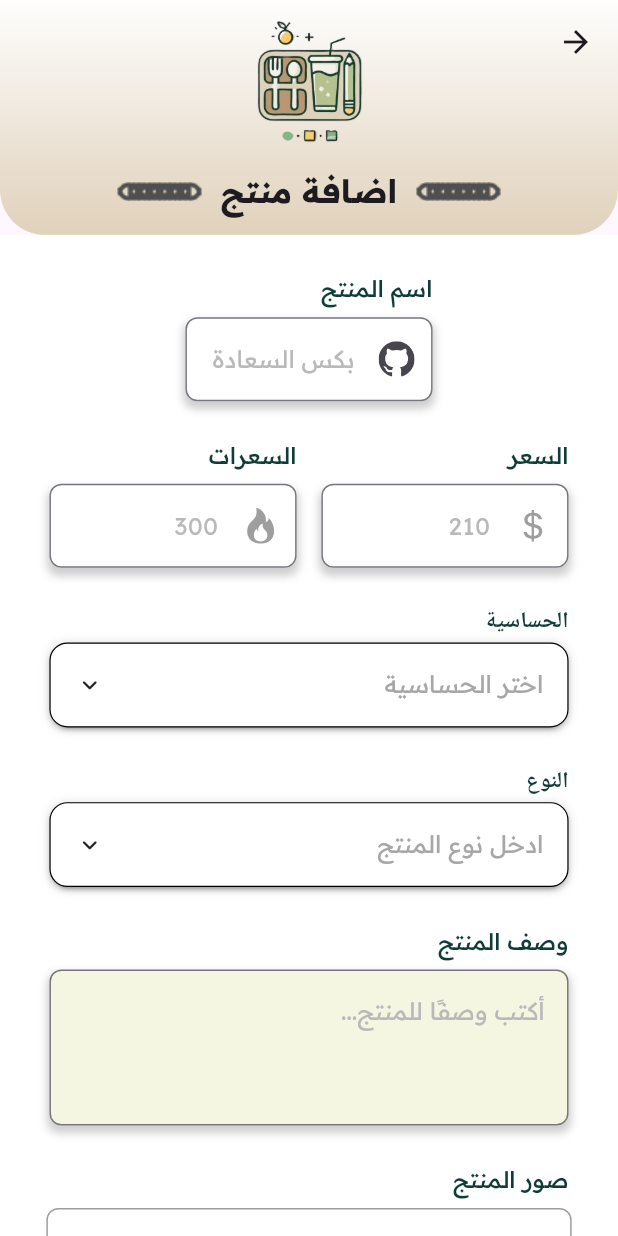
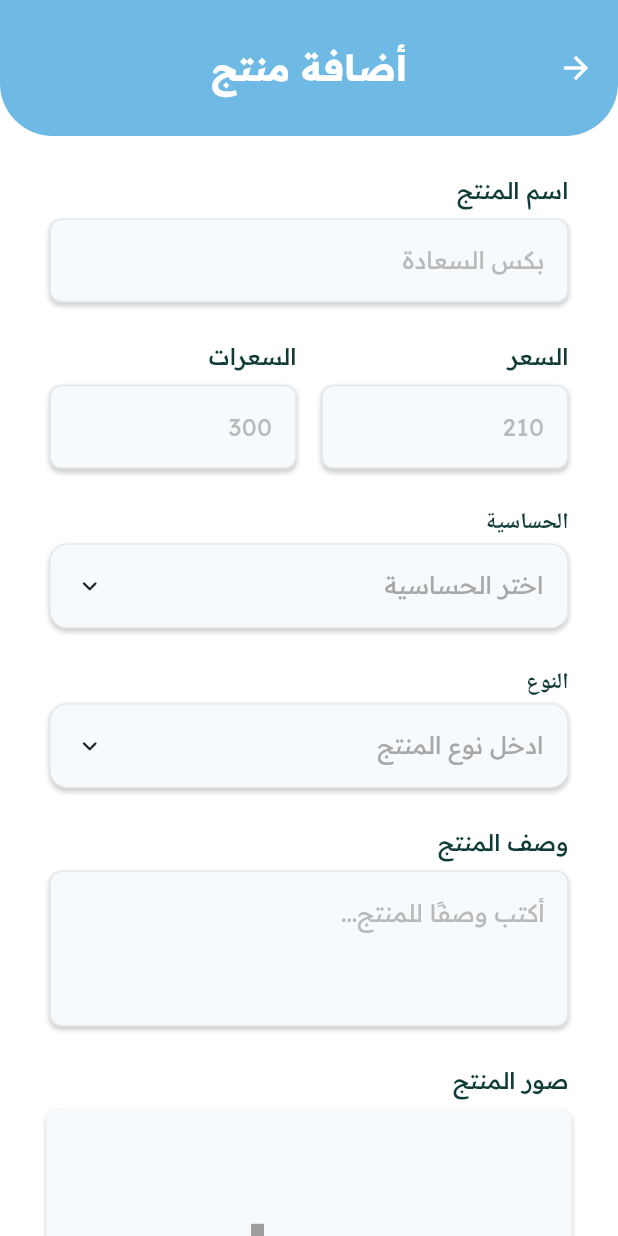
Before and after one commit to Basel-75/FUSHTI, a Flutter app: the AddProductScreen screen opened directly, on a phone screen of 412 x 824 dp. Run offline on Flutter 3.47's test engine with Material 3 defaults, Android fonts, the phone set to English and light mode, and no system bars; drawn by our look-alikes of animated_custom_dropdown; our stand-ins replace bloc, carousel_slider, connectivity_plus, custom_radio_grouped_button, dio, dotted_line and 21 more; missing offline and left inert: add_to_cart_animation, barcode_scan2, onesignal_flutter; accounts and stored records are empty; statements that could not run were skipped.

Commit message:
editing Emp ui Done.

```diff
--- a/apps/employee_app/lib/main.dart
+++ b/apps/employee_app/lib/main.dart
@@ -6,6 +6,7 @@ import 'package:employee_app/screen/order/order_screen.dart';
 import 'package:employee_app/screen/statistics/statistics_screen.dart';
 import 'package:employee_app/screen/storage/storage_product_screen.dart';
 import 'package:flutter/material.dart';
+import 'package:flutter/rendering.dart';
 
 import 'package:get_all_pkg/data/emp_setup.dart';
 import 'package:get_all_pkg/data/model/app_model.dart';
@@ -27,6 +28,7 @@ void main() async {
   OneSignal.initialize(dotenv.env["onesignal_app_key"]!);
 
   OneSignal.Notifications.requestPermission(true);
+  // debugPaintSizeEnabled = true;
   runApp(const MyApp());
 }
 
@@ -44,7 +46,7 @@ class MyApp extends StatelessWidget {
                     scaffoldBackgroundColor: Colors.white,
                     elevatedButtonTheme: ElevatedButtonThemeData(
                         style: ElevatedButton.styleFrom(
-                            backgroundColor: const Color(0xffBA9773)))),
+                            backgroundColor: const Color(0xffFEC87F)))),
                 home: BottomNavigatorScreen(),
               ),
             ));
--- a/apps/employee_app/lib/screen/bottomnavigator/bottom_navigator_screen.dart
+++ b/apps/employee_app/lib/screen/bottomnavigator/bottom_navigator_screen.dart
@@ -58,6 +58,7 @@ class BottomNavigatorScreen extends StatelessWidget {
           floatingActionButtonLocation:
               FloatingActionButtonLocation.miniCenterDocked,
           floatingActionButton: FloatingActionButton(
+            shape: const CircleBorder(),
             heroTag: "navFloat",
             backgroundColor: const Color(0xffFDCB6A),
             tooltip: 'add Saving',
--- a/apps/employee_app/lib/screen/home/home_screen.dart
+++ b/apps/employee_app/lib/screen/home/home_screen.dart
@@ -41,7 +41,8 @@ class HomeScreen extends StatelessWidget {
               floatingActionButtonLocation:
                   FloatingActionButtonLocation.startFloat,
               floatingActionButton: FloatingActionButton(
-                backgroundColor: const Color(0xffFDCB6A),
+                shape: const CircleBorder(),
+                backgroundColor: const Color(0xffC9E7E7),
                 tooltip: 'add Saving',
                 onPressed: () {
                   Navigator.of(context)
--- a/apps/employee_app/lib/screen/product/add_product/add_product_screen.dart
+++ b/apps/employee_app/lib/screen/product/add_product/add_product_screen.dart
@@ -44,15 +44,30 @@ class AddProductScreen extends StatelessWidget {
             child: Form(
               key: formKey,
               child: Scaffold(
-                appBar: PreferredSize(
-                  preferredSize: Size.fromHeight(19.h),
-                  child: AppBar(
-                    flexibleSpace: EmployeeHeader(
-                      isTitle: true,
-                      title: 'اضافة منتج',
-                      textSize: 19.sp,
+                appBar: AppBar(
+                  backgroundColor: Colors.transparent,
+                  iconTheme: const IconThemeData(
+                    color: Colors.white, //change your color here
+                  ),
+                  title: Text(
+                    'أضافة منتج',
+                    style: TextStyle(
+                        fontSize: 20.sp,
+                        fontWeight: FontWeight.bold,
+                        color: Colors.white),
+                  ),
+                  centerTitle: true,
+                  flexibleSpace: Container(
+                    height: 13.h,
+                    decoration: const BoxDecoration(
+                      color: Color(0xff6FBAE5),
+                      borderRadius: BorderRadius.only(
+                        bottomLeft: Radius.circular(35),
+                        bottomRight: Radius.circular(35),
+                      ),
                     ),
                   ),
+                  toolbarHeight: 11.h,
                 ),
                 body: SingleChildScrollView(
                   child: Column(
@@ -61,10 +76,11 @@ class AddProductScreen extends StatelessWidget {
                         height: 3.h,
                       ),
                       CustomTextFormFelid(
+                          backgroundColor: const Color(0xffF6FAFD),
                           controller: cubit.foodNameController,
                           iconText: const Icon(Bootstrap.github),
                           keyboardType: TextInputType.text,
-                          width: 40.w,
+                          width: 85.w,
                           paddingRightSide: 8.w,
                           paddingLeftSide: 8.w,
                           hintText: 'بكس السعادة',
@@ -72,19 +88,9 @@ class AddProductScreen extends StatelessWidget {
                           label: 'اسم المنتج',
                           validator: (value) {
                             if (value == null || value.isEmpty) {
-                              ScaffoldMessenger.of(context)
-                                  .showSnackBar(const SnackBar(
-                                content: Text('ارجوا منك أضافة اسم المنتج'),
-                                backgroundColor: Colors.red,
-                              ));
                               return "لابد وضع اسم المنتج";
                             } else if (RegExp(r'[0-9]').hasMatch(value)) {
-                              ScaffoldMessenger.of(context)
-                                  .showSnackBar(const SnackBar(
-                                content: Text('الاسم لا يحتوي على أرقام'),
-                                backgroundColor: Colors.red,
-                              ));
-                              return "بدون أرقام";
+                              return 'الاسم لا يحتوي على أرقام';
                             }
                             return null;
                           }),
@@ -95,6 +101,7 @@ class AddProductScreen extends StatelessWidget {
                         mainAxisAlignment: MainAxisAlignment.spaceBetween,
                         children: [
                           CustomTextFormFelid(
+                              backgroundColor: const Color(0xffF6FAFD),
                               controller: cubit.priceController,
                               keyboardType: TextInputType.number,
                               iconText: const Icon(
@@ -111,16 +118,12 @@ class AddProductScreen extends StatelessWidget {
                               label: 'السعر',
                               validator: (value) {
                                 if (value == null || value.isEmpty) {
-                                  ScaffoldMessenger.of(context)
-                                      .showSnackBar(const SnackBar(
-                                    content: Text('ارجوا منك أضافة السعر'),
-                                    backgroundColor: Colors.red,
-                                  ));
                                   return "يجب أضافة السعر";
                                 }
                                 return null;
                               }),
                           CustomTextFormFelid(
+                              backgroundColor: const Color(0xffF6FAFD),
                               controller: cubit.calController,
                               keyboardType: TextInputType.number,
                               iconText: const Icon(
@@ -136,11 +139,6 @@ class AddProductScreen extends StatelessWidget {
                               label: 'السعرات',
                               validator: (value) {
                                 if (value == null || value.isEmpty) {
-                                  ScaffoldMessenger.of(context)
-                                      .showSnackBar(const SnackBar(
-                                    content: Text('يجب كتابة السعرات'),
-                                    backgroundColor: Colors.red,
-                                  ));
                                   return "يجب كتابة السعرات";
                                 }
                                 return null;
@@ -150,7 +148,8 @@ class AddProductScreen extends StatelessWidget {
                       SizedBox(
                         height: 3.h,
                       ),
-                      CustomMultiSelect(
+                      CustomMultiSelects(
+                        backgroundColor: const Color(0xffF6FAFD),
                         label: 'الحساسية',
                         hintText: 'اختر الحساسية',
                         items: cubit.allergy,
@@ -163,6 +162,7 @@ class AddProductScreen extends StatelessWidget {
                         height: 3.h,
                       ),
                       CustomSelect(
+                        backgroundColor: const Color(0xffF6FAFD),
                         label: 'النوع',
                         hintText: 'ادخل نوع المنتج',
                         items: const [
@@ -176,13 +176,9 @@ class AddProductScreen extends StatelessWidget {
                         height: 3.h,
                       ),
                       CustomTextArea(
+                        backgroundColor: const Color(0xffF6FAFD),
                         validator: (value) {
                           if (value == null || value.isEmpty) {
-                            ScaffoldMessenger.of(context)
-                                .showSnackBar(const SnackBar(
-                              content: Text('ارجوا منك أضافة وصف المنتج'),
-                              backgroundColor: Colors.red,
-                            ));
                             return "يجب كتابة وصف المنتج";
                           }
                           return null;
@@ -217,8 +213,16 @@ class AddProductScreen extends StatelessWidget {
                               width: 85.w,
                               height: 30.h,
                               decoration: BoxDecoration(
-                                border: Border.all(color: Colors.grey),
-                                borderRadius: BorderRadius.circular(8.0),
+                                color: const Color(0xffF6FAFD),
+                                boxShadow: [
+                                  BoxShadow(
+                                    color: Colors.grey.withOpacity(0.5),
+                                    spreadRadius: 0.2,
+                                    blurRadius: 2,
+                                    offset: const Offset(0, 2),
+                                  ),
+                                ],
+                                borderRadius: BorderRadius.circular(8),
                               ),
                               child: cubit.selectedImage == null
                                   ? Center(
--- a/apps/employee_app/lib/widget/container/card_feedback.dart
+++ b/apps/employee_app/lib/widget/container/card_feedback.dart
@@ -34,7 +34,7 @@ class CartFeedBack extends StatelessWidget {
         child: ListTile(
           leading: CircleAvatar(
             radius: 2.8.h,
-            backgroundColor: Colors.green[200],
+            backgroundColor: const Color(0xffC8E5F5),
             child: Image.asset(image),
           ),
           title: Text(
--- a/apps/employee_app/lib/widget/dropDownList/custom_multi_select.dart
+++ b/apps/employee_app/lib/widget/dropDownList/custom_multi_select.dart
@@ -2,16 +2,18 @@ import 'package:employee_app/component/drop_down_item.dart';
 import 'package:flutter/material.dart';
 import 'package:get_all_pkg/get_all_pkg.dart';
 
-class CustomMultiSelect extends StatelessWidget {
+class CustomMultiSelects extends StatelessWidget {
   final List<DropDownItem>? items;
   final dynamic Function(List<DropDownItem>)? onListChanged;
   final String label, hintText;
-  const CustomMultiSelect({
+  final Color? backgroundColor;
+  const CustomMultiSelects({
     super.key,
     this.items,
     this.onListChanged,
     required this.label,
     required this.hintText,
+    this.backgroundColor,
   });
 
   @override
@@ -37,9 +39,18 @@ class CustomMultiSelect extends StatelessWidget {
             CustomDropdown<DropDownItem>.multiSelectSearch(
                 itemsListPadding: EdgeInsets.symmetric(horizontal: 8.w),
                 decoration: CustomDropdownDecoration(
-                    closedFillColor: Colors.white, //Color(0xfff4f4f4),
-                    closedBorder: Border.all(width: 0.8),
-                    closedShadow: kElevationToShadow[2]),
+                  closedFillColor: backgroundColor ?? Colors.white,
+                  closedBorder: Border.all(
+                      width: 0.8, color: Colors.grey.withOpacity(0.2)),
+                  closedShadow: [
+                    BoxShadow(
+                      color: Colors.grey.withOpacity(0.5),
+                      spreadRadius: 0.2,
+                      blurRadius: 2,
+                      offset: const Offset(0, 2),
+                    ),
+                  ],
+                ),
                 hintText: hintText,
                 items: items,
                 onListChanged: onListChanged),
--- a/apps/employee_app/lib/widget/dropDownList/custom_select.dart
+++ b/apps/employee_app/lib/widget/dropDownList/custom_select.dart
@@ -41,9 +41,18 @@ class CustomSelect extends StatelessWidget {
                 validator: validator,
                 itemsListPadding: EdgeInsets.symmetric(horizontal: 8.w),
                 decoration: CustomDropdownDecoration(
-                    closedFillColor: backgroundColor ?? Colors.white,
-                    closedBorder: Border.all(width: 0.8),
-                    closedShadow: kElevationToShadow[2]),
+                  closedFillColor: backgroundColor ?? Colors.white,
+                  closedBorder: Border.all(
+                      width: 0.8, color: Colors.grey.withOpacity(0.2)),
+                  closedShadow: [
+                    BoxShadow(
+                      color: Colors.grey.withOpacity(0.5),
+                      spreadRadius: 0.2,
+                      blurRadius: 2,
+                      offset: const Offset(0, 2),
+                    ),
+                  ],
+                ),
                 hintText: hintText,
                 items: items,
                 excludeSelected: false,
--- a/apps/employee_app/lib/widget/dropDownList/custome_multi_select.dart
+++ b/apps/employee_app/lib/widget/dropDownList/custome_multi_select.dart
@@ -35,7 +35,6 @@ class CustomMultiSelect extends StatelessWidget {
               height: 0.5.h,
             ),
             CustomDropdown<DropDownItem>.multiSelectSearch(
-
                 itemsListPadding: EdgeInsets.symmetric(horizontal: 8.w),
                 decoration: CustomDropdownDecoration(
                     closedFillColor: Colors.white,
--- a/apps/employee_app/lib/widget/textFormField/custom_text_area.dart
+++ b/apps/employee_app/lib/widget/textFormField/custom_text_area.dart
@@ -40,13 +40,13 @@ class CustomTextArea extends StatelessWidget {
           Container(
             width: containerSize,
             decoration: BoxDecoration(
-              color: backgroundColor ?? const Color(0xFFf5f6e1),
+              color: backgroundColor ?? Colors.white,
               boxShadow: [
                 BoxShadow(
                   color: Colors.grey.withOpacity(0.5),
-                  spreadRadius: 1,
-                  blurRadius: 4,
-                  offset: const Offset(0, 4),
+                  spreadRadius: 0.2,
+                  blurRadius: 2,
+                  offset: const Offset(0, 2),
                 ),
               ],
               borderRadius: BorderRadius.circular(8),
@@ -62,8 +62,13 @@ class CustomTextArea extends StatelessWidget {
                 hintStyle: const TextStyle(color: Color(0xffB9B9B9)),
                 hintText: hintText,
                 hintTextDirection: TextDirection.rtl,
-                border: OutlineInputBorder(
+                border:
+                    OutlineInputBorder(borderRadius: BorderRadius.circular(8)),
+                enabledBorder: OutlineInputBorder(
                   borderRadius: BorderRadius.circular(8),
+                  borderSide: BorderSide(
+                      color: Colors.grey
+                          .withOpacity(0.2)), // Border color when enabled
                 ),
               ),
             ),
--- a/apps/employee_app/lib/widget/textFormField/custome_text_form_field.dart
+++ b/apps/employee_app/lib/widget/textFormField/custome_text_form_field.dart
@@ -54,9 +54,9 @@ class CustomTextFormFelid extends StatelessWidget {
               boxShadow: [
                 BoxShadow(
                   color: Colors.grey.withOpacity(0.5),
-                  spreadRadius: 1,
-                  blurRadius: 4,
-                  offset: const Offset(0, 4),
+                  spreadRadius: 0.2,
+                  blurRadius: 2,
+                  offset: const Offset(0, 2),
                 ),
               ],
               borderRadius: BorderRadius.circular(8),
@@ -68,12 +68,18 @@ class CustomTextFormFelid extends StatelessWidget {
               controller: controller,
               keyboardType: keyboardType,
               decoration: InputDecoration(
-                  prefixIcon: iconText,
-                  hintStyle: const TextStyle(color: Color(0xffB9B9B9)),
-                  hintText: hintText,
-                  hintTextDirection: TextDirection.rtl,
-                  border: OutlineInputBorder(
-                      borderRadius: BorderRadius.circular(8))),
+                hintStyle: const TextStyle(color: Color(0xffB9B9B9)),
+                hintText: hintText,
+                hintTextDirection: TextDirection.rtl,
+                border:
+                    OutlineInputBorder(borderRadius: BorderRadius.circular(8)),
+                enabledBorder: OutlineInputBorder(
+                  borderRadius: BorderRadius.circular(8),
+                  borderSide: BorderSide(
+                      color: Colors.grey
+                          .withOpacity(0.2)), // Border color when enabled
+                ),
+              ),
             ),
           )
         ],
--- a/apps/employee_app/lib/widget/textTitle/title_name.dart
+++ b/apps/employee_app/lib/widget/textTitle/title_name.dart
@@ -20,7 +20,10 @@ class EmpTitleName extends StatelessWidget {
         alignment: Alignment.centerRight,
         child: Text(
           schoolName,
-          style: TextStyle(fontSize: textSize, fontWeight: FontWeight.bold),
+          style: TextStyle(
+              fontSize: textSize,
+              fontWeight: FontWeight.bold,
+              color: const Color(0xff546F66)),
         ),
       ),
     );
```
Also changed, not shown: apps/employee_app/lib/screen/feedback/feedback_screen.dart (+22 -7 lines), apps/employee_app/lib/screen/order/order_screen.dart (+36 -17 lines), apps/employee_app/lib/screen/product/edit/edit_screen.dart (+27 -8 lines), apps/employee_app/lib/screen/statistics/statistics_screen.dart (+50 -53 lines), apps/employee_app/lib/screen/storage/storage_product_screen.dart (+26 -9 lines), apps/employee_app/lib/widget/container/card_storage.dart (+5 -6 lines), apps/employee_app/lib/widget/container/container_funds.dart (+8 -4 lines), apps/employee_app/lib/widget/container/container_statistics.dart (+18 -16 lines).
